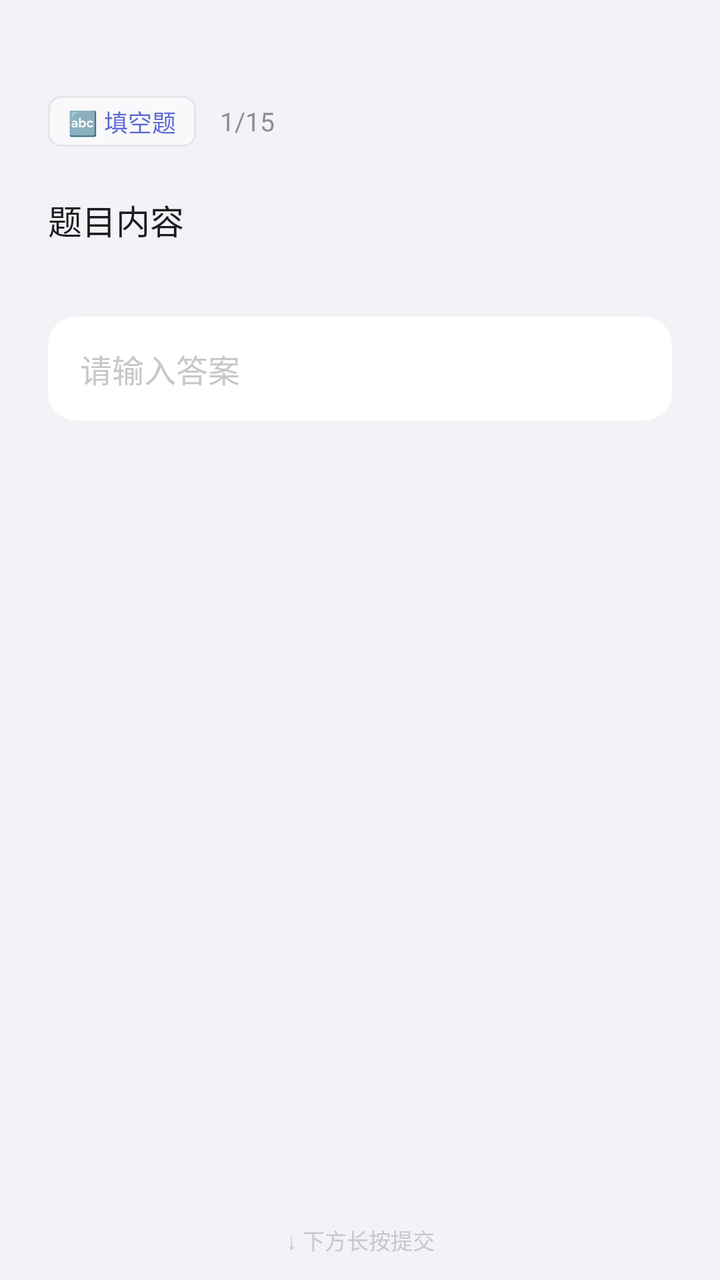
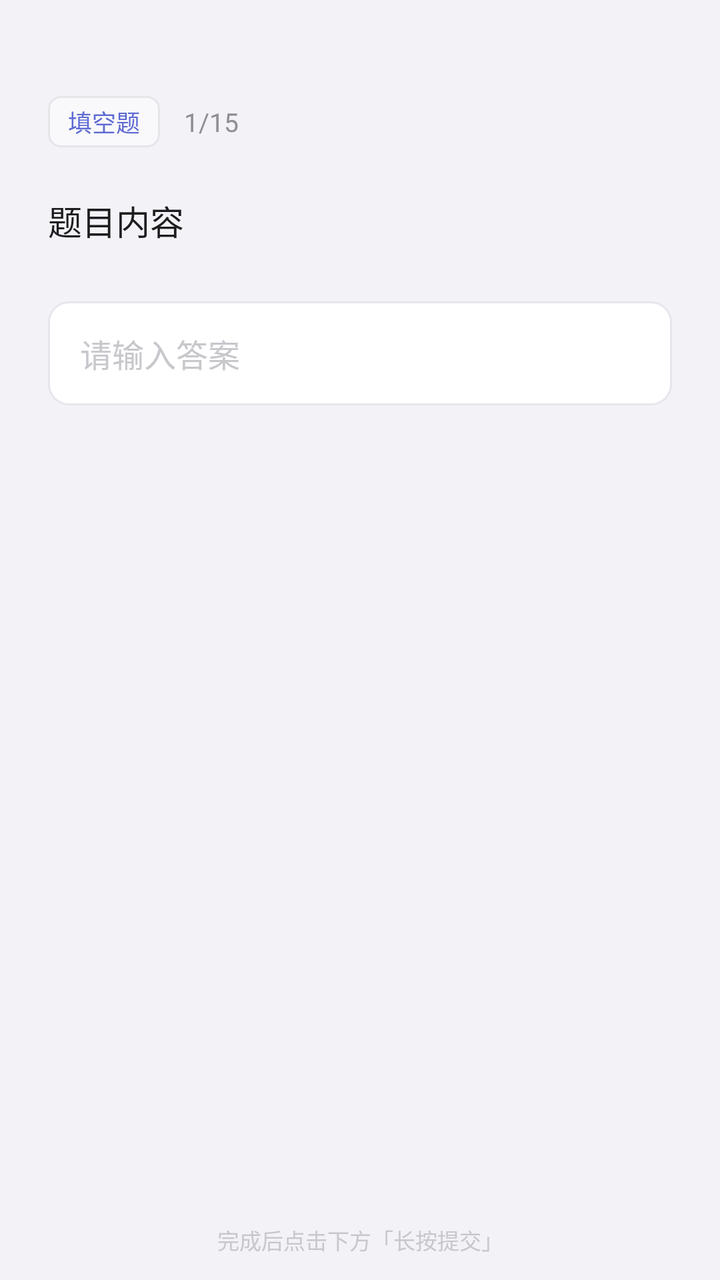

An Android layout rendered at two revisions. The XML below is the earlier revision; the diff shows what the commit changed to produce the second picture.
<!-- AndroidManifest.xml: application theme Theme.ZnxsglStudent -->
<!-- res/layout/item_quiz_fill.xml -->
<?xml version="1.0" encoding="utf-8"?>
<LinearLayout xmlns:android="http://schemas.android.com/apk/res/android"
    android:layout_width="match_parent"
    android:layout_height="match_parent"
    android:orientation="vertical"
    android:background="@color/canvas"
    android:paddingTop="48dp"
    android:paddingHorizontal="24dp">

    <LinearLayout android:layout_width="match_parent" android:layout_height="wrap_content"
        android:orientation="horizontal" android:gravity="center_vertical"
        android:layout_marginBottom="24dp">
        <TextView android:id="@+id/tv_quiz_tag" android:layout_width="wrap_content"
            android:layout_height="wrap_content" android:text="🔤 填空题"
            android:textSize="12sp" android:textColor="@color/primary"
            android:paddingHorizontal="10dp" android:paddingVertical="4dp"
            android:background="@drawable/bg_tag" />
        <TextView android:id="@+id/tv_quiz_num" android:layout_width="wrap_content"
            android:layout_height="wrap_content" android:text="1/15"
            android:textSize="13sp" android:textColor="@color/ink_subtle"
            android:layout_marginStart="12dp" />
    </LinearLayout>

    <TextView android:id="@+id/tv_quiz_question" android:layout_width="match_parent"
        android:layout_height="wrap_content" android:text="题目内容"
        android:textSize="17sp" android:textColor="@color/ink"
        android:lineSpacingExtra="6dp" android:layout_marginBottom="36dp" />

    <EditText android:id="@+id/et_answer" android:layout_width="match_parent"
        android:layout_height="52dp" android:paddingHorizontal="16dp"
        android:background="@drawable/bg_card_entry"
        android:hint="请输入答案"
        android:textSize="16sp" android:textColor="@color/ink"
        android:textColorHint="@color/ink_tertiary"
        android:singleLine="true" />

    <View android:layout_width="match_parent" android:layout_height="0dp" android:layout_weight="1" />

    <TextView android:layout_width="match_parent"
        android:layout_height="wrap_content" android:text="↓ 下方长按提交"
        android:textSize="11sp" android:textColor="@color/ink_tertiary"
        android:gravity="center" android:padding="12dp" />
</LinearLayout>
<!-- resources referenced by this layout -->
<resources>
  <color name="canvas">#F2F2F7</color>
  <color name="ink">#1D1D1F</color>
  <color name="ink_subtle">#8E8E93</color>
  <color name="ink_tertiary">#C7C7CC</color>
  <color name="primary">#5E6AD2</color>
  <!-- drawable bg_card_entry (drawable) -->
  <?xml version="1.0" encoding="utf-8"?>
  <shape xmlns:android="http://schemas.android.com/apk/res/android">
      <solid android:color="@color/surface_1" />
      <corners android:radius="14dp" />
      <stroke android:width="0dp" android:color="#00000000" />
  </shape>
  <!-- drawable bg_tag (drawable) -->
  <?xml version="1.0" encoding="utf-8"?>
  <shape xmlns:android="http://schemas.android.com/apk/res/android">
      <solid android:color="@color/surface_2" />
      <corners android:radius="6dp" />
      <stroke android:width="1dp" android:color="@color/hairline" />
  </shape>
  <style name="Theme.ZnxsglStudent" parent="Base.Theme.ZnxsglStudent" />
  <color name="surface_1">#FFFFFF</color>
  <color name="surface_2">#F9F9FB</color>
  <color name="hairline">#E5E5EA</color>
  <style name="Base.Theme.ZnxsglStudent" parent="Theme.Material3.Light.NoActionBar">
          <item name="android:statusBarColor">@color/canvas</item>
          <item name="android:navigationBarColor">@color/canvas</item>
          <item name="android:windowLightStatusBar">true</item>
          <item name="android:windowBackground">@color/canvas</item>
          <item name="colorPrimary">@color/primary</item>
          <item name="colorOnPrimary">@color/on_primary</item>
          <item name="colorSurface">@color/surface_1</item>
          <item name="colorOnSurface">@color/ink</item>
      </style>
  <color name="on_primary">#FFFFFF</color>
</resources>

<!-- the commit's change to res/layout/item_quiz_fill.xml (unified diff, before → after) -->
@@ -11,7 +11,7 @@
         android:orientation="horizontal" android:gravity="center_vertical"
         android:layout_marginBottom="24dp">
         <TextView android:id="@+id/tv_quiz_tag" android:layout_width="wrap_content"
-            android:layout_height="wrap_content" android:text="🔤 填空题"
+            android:layout_height="wrap_content" android:text="填空题"
             android:textSize="12sp" android:textColor="@color/primary"
             android:paddingHorizontal="10dp" android:paddingVertical="4dp"
             android:background="@drawable/bg_tag" />
@@ -24,11 +24,11 @@
     <TextView android:id="@+id/tv_quiz_question" android:layout_width="match_parent"
         android:layout_height="wrap_content" android:text="题目内容"
         android:textSize="17sp" android:textColor="@color/ink"
-        android:lineSpacingExtra="6dp" android:layout_marginBottom="36dp" />
+        android:lineSpacingExtra="6dp" android:layout_marginBottom="28dp" />
 
     <EditText android:id="@+id/et_answer" android:layout_width="match_parent"
         android:layout_height="52dp" android:paddingHorizontal="16dp"
-        android:background="@drawable/bg_card_entry"
+        android:background="@drawable/bg_input"
         android:hint="请输入答案"
         android:textSize="16sp" android:textColor="@color/ink"
         android:textColorHint="@color/ink_tertiary"
@@ -37,7 +37,7 @@
     <View android:layout_width="match_parent" android:layout_height="0dp" android:layout_weight="1" />
 
     <TextView android:layout_width="match_parent"
-        android:layout_height="wrap_content" android:text="↓ 下方长按提交"
+        android:layout_height="wrap_content" android:text="完成后点击下方「长按提交」"
         android:textSize="11sp" android:textColor="@color/ink_tertiary"
         android:gravity="center" android:padding="12dp" />
 </LinearLayout>
<!-- resource entries referenced after the edit -->
@@ -5,12 +5,13 @@
   <color name="ink_subtle">#8E8E93</color>
   <color name="ink_tertiary">#C7C7CC</color>
   <color name="primary">#5E6AD2</color>
-  <!-- drawable bg_card_entry (drawable) -->
+  <!-- drawable bg_input (drawable) -->
   <?xml version="1.0" encoding="utf-8"?>
-  <shape xmlns:android="http://schemas.android.com/apk/res/android">
-      <solid android:color="@color/surface_1" />
-      <corners android:radius="14dp" />
-      <stroke android:width="0dp" android:color="#00000000" />
+  <shape xmlns:android="http://schemas.android.com/apk/res/android"
+      android:shape="rectangle">
+      <solid android:color="#FFFFFF" />
+      <corners android:radius="10dp" />
+      <stroke android:width="1dp" android:color="#E5E7EB" />
   </shape>
   <!-- drawable bg_tag (drawable) -->
   <?xml version="1.0" encoding="utf-8"?>
